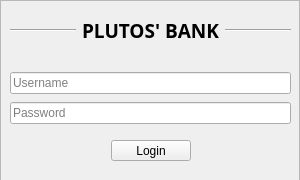
First picture: the form in app_controle_gastos/frontend/layouts/tela_inicial.ui, repository Lyarkh/App_Controle_de_Gastos, before the edit.
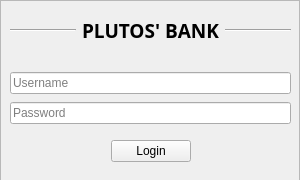
Second picture: the form after the edit. Icons and pictures are not drawn.

Commit message: Colocando icone na tela de teste

What changed in the file:
```diff
--- a/app_controle_gastos/frontend/layouts/tela_inicial.ui
+++ b/app_controle_gastos/frontend/layouts/tela_inicial.ui
@@ -193,7 +193,7 @@
       <x>10</x>
       <y>140</y>
       <width>281</width>
-      <height>21</height>
+      <height>23</height>
      </rect>
     </property>
     <layout class="QHBoxLayout" name="layout_h_2">
```
Left out of the diff: 10 changed lines with no effect on the pictures.
